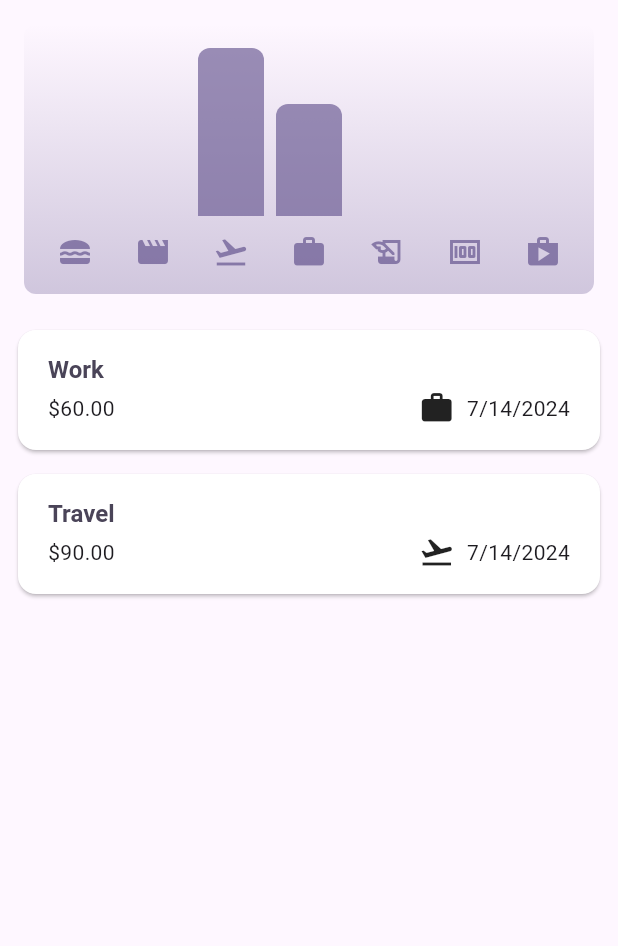
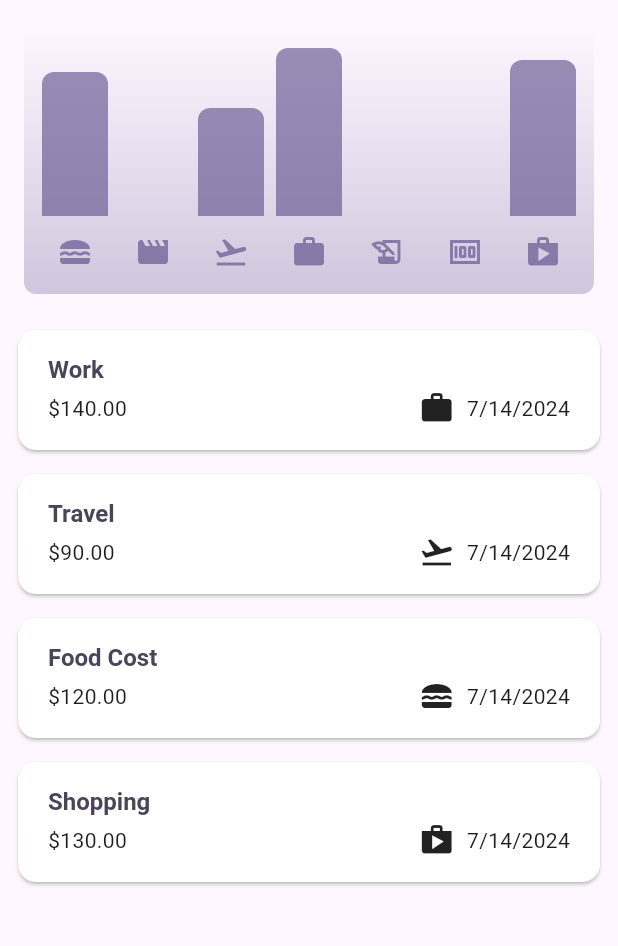
Before and after one commit to md-arif-hossainn/Expense-Tracker, a Flutter app: the screen it shows after launch, on a phone screen of 412 x 824 dp, the part 84-1030 px from its top. Run offline on Flutter 3.47's test engine with Material 3 defaults, Android fonts, the phone set to English and light mode, and no system bars.

Commit message:
This version APk Completed

```diff
--- a/lib/widgets/expenses.dart
+++ b/lib/widgets/expenses.dart
@@ -18,7 +18,7 @@ class _ExpensesState extends State<Expenses> {
   final List<Expense> _registerExpenses = [
     Expense(
       title: 'Work',
-      amount: 60,
+      amount: 140,
       date: DateTime.now(),
       category: Category.work,
     ),
@@ -27,6 +27,18 @@ class _ExpensesState extends State<Expenses> {
       amount: 90,
       date: DateTime.now(),
       category: Category.travel,
+    ),
+    Expense(
+      title: 'Food Cost',
+      amount: 120,
+      date: DateTime.now(),
+      category: Category.food,
+    ),
+    Expense(
+      title: 'Shopping',
+      amount: 130,
+      date: DateTime.now(),
+      category: Category.shopping,
     )
   ];
 
```
